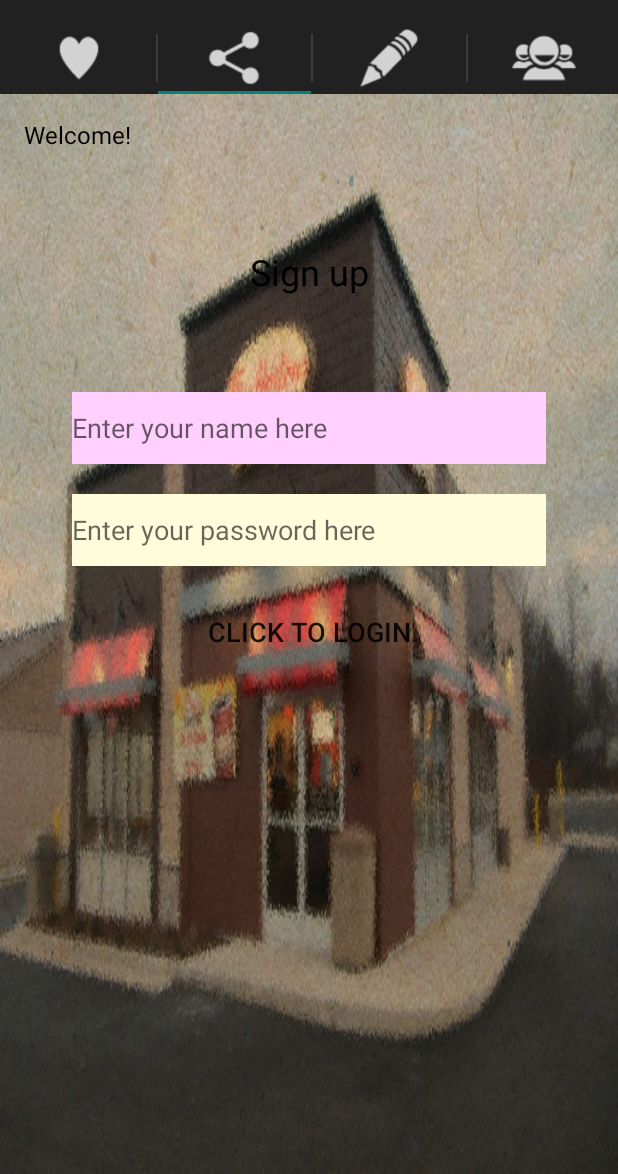
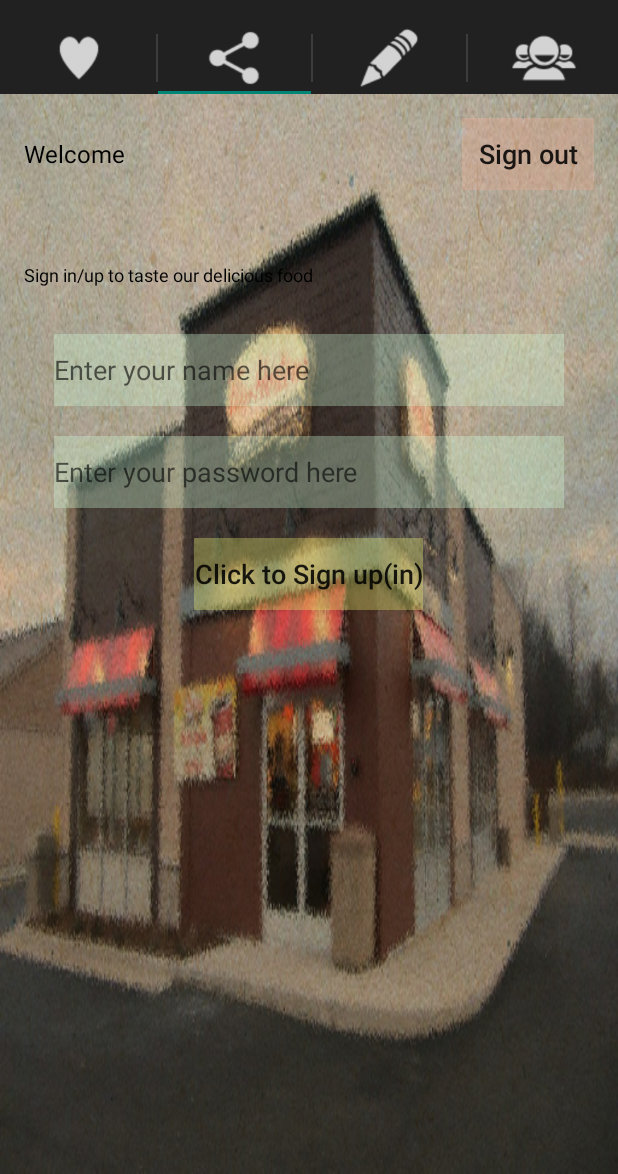
Before and after one commit to jinling86/MyRestaurant, an Android app: the screen it shows after launch (MainActivity), tab 2 chosen, on a phone screen of 412 x 824 dp, the part 62-1236 px from its top. Run offline under Robolectric (Android 15) with nearby library versions, the phone set to English and light mode, and no system bars.

```diff
--- a/app/src/main/java/ca/uottawa/ljin027/myrestaurant/MainActivity.java
+++ b/app/src/main/java/ca/uottawa/ljin027/myrestaurant/MainActivity.java
@@ -184,13 +184,5 @@ public class MainActivity extends ActionBarActivity {
         }
     }
 
-    static private int orderStatistics = 0;
-
-    static public void newOrder() {
-        orderStatistics++;
-    }
-
-    static public int getOrderStatistics() {
-        return orderStatistics;
-    }
+    static public MainDatabase data = new MainDatabase ();
 }
--- /dev/null
+++ b/app/src/main/java/ca/uottawa/ljin027/myrestaurant/MainDatabase.java
@@ -0,0 +1,20 @@
+package ca.uottawa.ljin027.myrestaurant;
+
+/**
+ * Created by Ling on 2015/2/14.
+ */
+public class MainDatabase {
+    // Statistics of orders
+    static private int orderStatistics = 0;
+    // Current logged in user
+    static private String currentUser = null;
+
+    public void newOrder() {
+        orderStatistics++;
+    }
+    public int getOrderStatistics() {
+        return orderStatistics;
+    }
+    public void newUser(String username) { currentUser = username; }
+    public boolean hasUser() { return !(currentUser == null); }
+}
--- a/app/src/main/java/ca/uottawa/ljin027/myrestaurant/OrderFragment.java
+++ b/app/src/main/java/ca/uottawa/ljin027/myrestaurant/OrderFragment.java
@@ -33,7 +33,7 @@ public class OrderFragment
         switch (view.getId()) {
             case R.id.button_order:
                 Log.i(TAG, "!!!!!! Order Button Clicked");
-                MainActivity.newOrder();
+                MainActivity.data.newOrder();
                 break;
         }
     }
--- a/app/src/main/java/ca/uottawa/ljin027/myrestaurant/WelcomeFragment.java
+++ b/app/src/main/java/ca/uottawa/ljin027/myrestaurant/WelcomeFragment.java
@@ -25,7 +25,7 @@ public class WelcomeFragment extends android.support.v4.app.Fragment {
 
     @Override
     public void onResume() {
-        orderStatistics.setText("We sold " + MainActivity.getOrderStatistics() + " orders today!");
+        orderStatistics.setText("We sold " + MainActivity.data.getOrderStatistics() + " orders today!");
         super.onResume();
         Log.i(TAG, "!!!!!! Resumed and Updated");
     }
--- a/app/src/main/res/layout/fragment_login.xml
+++ b/app/src/main/res/layout/fragment_login.xml
@@ -10,79 +10,96 @@
     xmlns:tools="http://schemas.android.com/tools"
     tools:context=".MainActivity$LoginFragment" >
 
-    <TextView android:text="Welcome!"
+
+    <LinearLayout
+        android:orientation="horizontal"
         android:layout_width="match_parent"
         android:layout_height="wrap_content"
-        android:gravity="left|center_vertical"
-        android:textColor="#ff000000"
-        android:id="@+id/textView_login_greeting"
-        android:textSize="16sp" />
+        android:gravity="center_vertical">
+
+        <TextView android:text="@string/greet_to"
+            android:layout_width="wrap_content"
+            android:layout_height="wrap_content"
+            android:gravity="start|center_vertical"
+            android:textColor="#ff000000"
+            android:id="@+id/textView_login_greeting"
+            android:textSize="16sp" />
+
+        <LinearLayout
+            android:orientation="horizontal"
+            android:layout_width="match_parent"
+            android:layout_height="wrap_content"
+            android:gravity="end">
+
+            <Button
+                android:layout_width="wrap_content"
+                android:layout_height="wrap_content"
+                android:textAllCaps="false"
+                android:text="@string/sign_out"
+                android:id="@+id/button_sign_out"
+                android:singleLine="true"
+                android:textSize="@dimen/login_button_size"
+                android:background="#50ffbca1"
+                />
+        </LinearLayout>
+
+    </LinearLayout>
 
     <RelativeLayout
         android:layout_width="match_parent"
-        android:layout_below="@+id/textView_login_greeting"
-        android:layout_marginTop="64dp"
+        android:layout_marginTop="@dimen/login_widget_height"
         android:layout_height="match_parent">
 
-        <LinearLayout
-            android:orientation="vertical"
+
+        <TextView android:text="@string/sign_in_slogan"
             android:layout_width="match_parent"
             android:layout_height="wrap_content"
-            android:layout_gravity="center_horizontal"
-            android:layout_centerHorizontal="true">
+            android:gravity="start|center_vertical"
+            android:textColor="#ff000000"
+            android:textSize="12sp"
+            android:id="@+id/textView_signin_please"/>
 
-            <TextView android:text="Sign up"
+        <RelativeLayout
+            android:layout_width="match_parent"
+            android:layout_marginTop="@dimen/login_widget_height"
+            android:layout_marginLeft="@dimen/login_widget_margin"
+            android:layout_marginRight="@dimen/login_widget_margin"
+            android:layout_height="match_parent">
+
+            <EditText
                 android:layout_width="match_parent"
+                android:layout_height="@dimen/login_widget_height"
+                android:inputType="textPersonName"
+                android:hint="@string/username_hint"
+                android:ems="10"
+                android:id="@+id/editText_login_username"
+                android:background="#50d1ffdb" />
+
+            <EditText
+                android:layout_width="match_parent"
+                android:layout_height="@dimen/login_widget_height"
+                android:inputType="textPassword"
+                android:hint="@string/password_hint"
+                android:ems="10"
+                android:id="@+id/editText_login_password"
+                android:layout_below="@+id/editText_login_username"
+                android:layout_marginTop="@dimen/login_widget_margin"
+                android:background="#50d1ffdb" />
+
+            <Button
+                android:layout_width="wrap_content"
                 android:layout_height="wrap_content"
-                android:gravity="center_horizontal|center_vertical"
-                android:paddingBottom="@dimen/login_signup_margin"
-                android:textColor="#ff000000"
-                android:textSize="24sp"/>
+                android:textAllCaps="false"
+                android:text="@string/sign_in"
+                android:id="@+id/button_sign_in"
+                android:singleLine="true"
+                android:textSize="@dimen/login_button_size"
+                android:layout_below="@+id/editText_login_password"
+                android:layout_marginTop="@dimen/login_widget_margin"
+                android:background="#50f7ff78"
+                android:layout_centerHorizontal="true" />
 
-            <RelativeLayout
-                android:layout_width="match_parent"
-                android:layout_height="match_parent"
-                android:layout_gravity="center_horizontal"
-                android:paddingLeft="@dimen/login_horizontal_margin"
-                android:paddingRight="@dimen/login_horizontal_margin"
-                >
-
-                <EditText
-                    android:layout_width="match_parent"
-                    android:layout_height="@dimen/login_vertical_margin"
-                    android:inputType="textPersonName"
-                    android:hint="Enter your name here"
-                    android:ems="10"
-                    android:id="@+id/editText_login_username"
-                    android:background="#ffffd0fd" />
-
-                <EditText
-                    android:layout_width="match_parent"
-                    android:layout_height="@dimen/login_vertical_margin"
-                    android:inputType="textPassword"
-                    android:hint="Enter your password here"
-                    android:ems="10"
-                    android:id="@+id/editText_login_password"
-                    android:autoText="true"
-                    android:layout_below="@+id/editText_login_username"
-                    android:layout_marginTop="20dp"
-                    android:background="#fffffcdc" />
-
-                <Button
-                    android:layout_width="wrap_content"
-                    android:layout_height="wrap_content"
-                    android:text="Click to Login"
-                    android:id="@+id/button_login"
-                    style="@android:style/Holo.ButtonBar.AlertDialog"
-                    android:singleLine="true"
-                    android:textSize="18sp"
-                    android:layout_below="@+id/editText_login_password"
-                    android:layout_marginTop="20dp"
-                    android:layout_centerHorizontal="true" />
-
-            </RelativeLayout>
-
-        </LinearLayout>
+        </RelativeLayout>
 
     </RelativeLayout>
 
--- a/app/src/main/res/layout/fragment_order.xml
+++ b/app/src/main/res/layout/fragment_order.xml
@@ -46,6 +46,7 @@
         android:layout_height="wrap_content"
         android:text="Order Now!"
         android:id="@+id/button_order"
-        android:layout_gravity="center_horizontal" />
+        android:layout_gravity="center_horizontal"
+        android:theme="@style/Base.V14.Theme.AppCompat.Light" />
 
 </LinearLayout>
--- a/app/src/main/res/values/dimens.xml
+++ b/app/src/main/res/values/dimens.xml
@@ -3,7 +3,7 @@
     <dimen name="activity_horizontal_margin">16dp</dimen>
     <dimen name="activity_vertical_margin">16dp</dimen>
 
-    <dimen name="login_horizontal_margin">32dp</dimen>
-    <dimen name="login_signup_margin">64dp</dimen>
-    <dimen name="login_vertical_margin">48dp</dimen>
+        <dimen name="login_widget_margin">20dp</dimen>
+    <dimen name="login_widget_height">48dp</dimen>
+    <dimen name="login_button_size">18sp</dimen>
 </resources>
--- a/app/src/main/res/values/strings.xml
+++ b/app/src/main/res/values/strings.xml
@@ -5,5 +5,13 @@
     <string name="action_welcome">MyRestaurant</string>
     <string name="menu_exit">Exit</string>
     <string name="statistics">We have not sold anything yet!</string>
+    <string name="username_error">Username Format Error!</string>
+    <string name="password_error">Password Format Error!</string>
+    <string name="greet_to">Welcome</string>
+    <string name="sign_out">Sign out</string>
+    <string name="username_hint">Enter your name here</string>
+    <string name="password_hint">Enter your password here</string>
+    <string name="sign_in_slogan">Sign in/up to taste our delicious food</string>
+    <string name="sign_in">Click to Sign up(in)</string>
 
 </resources>
```
Also changed, not shown: app/src/main/java/ca/uottawa/ljin027/myrestaurant/LoginFragment.java (+34 -8 lines), app/src/main/java/ca/uottawa/ljin027/myrestaurant/MessageDialog.java (added, +33 -0 lines).
